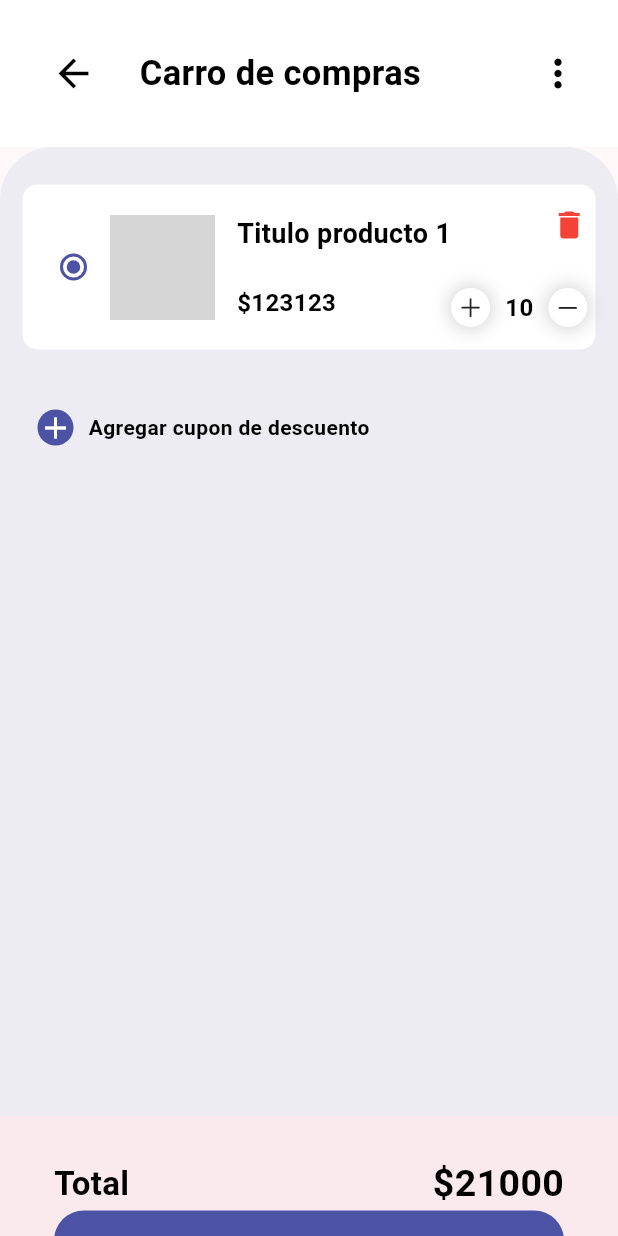
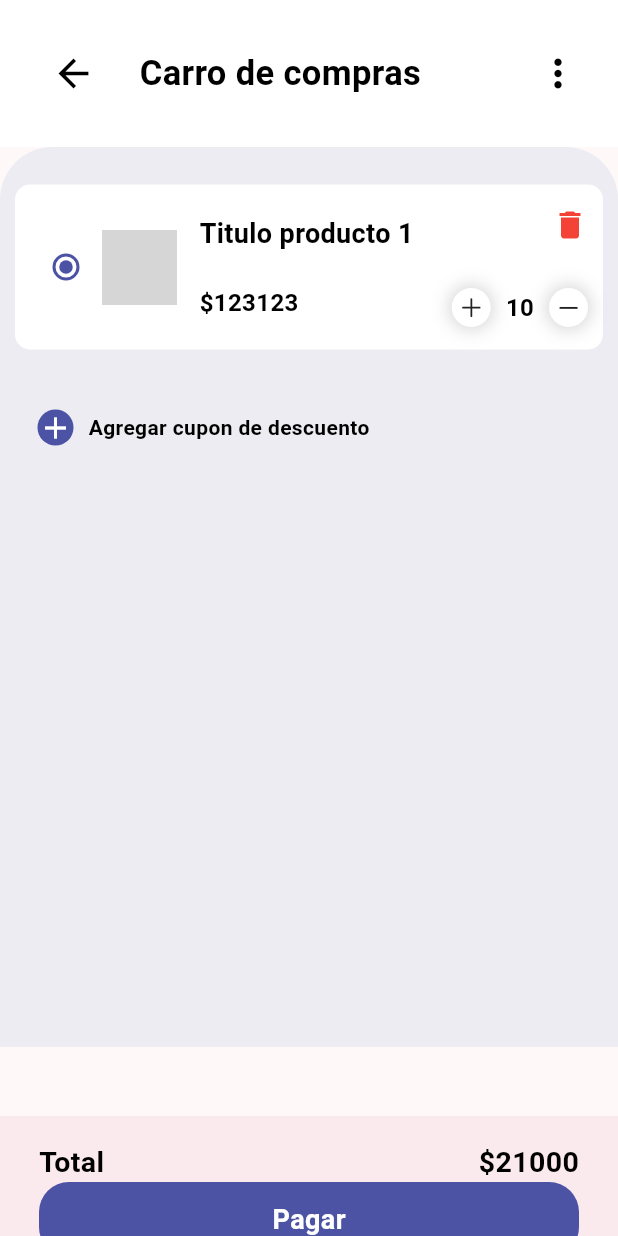
Before and after one commit to rceballos05/placesoft-app-ventas, a Flutter app: the CartPage screen opened by its route, on a phone screen of 412 x 824 dp. Run offline on Flutter 3.47's test engine with Material 3 defaults, Android fonts, the phone set to English and light mode, and no system bars; our stand-ins replace badges, curved_navigation_bar; missing offline and left inert: clippy_flutter; network calls fail; grey boxes are pictures that could not be loaded.

Commit message:
se modificaron algunas pantallas y se terminó la pantalla detalle producto

```diff
--- a/lib/pages/CartPage.dart
+++ b/lib/pages/CartPage.dart
@@ -14,7 +14,7 @@ class CartPage extends StatelessWidget {
         children: [
           CartAppBar(),
           Container(
-            height: 700,
+            height: 600,
             padding: EdgeInsets.only(top: 15),
             decoration: BoxDecoration(
               color: Color(0xFFEDECF2),
--- a/lib/pages/home_page.dart
+++ b/lib/pages/home_page.dart
@@ -86,7 +86,7 @@ class HomePage extends StatelessWidget {
       bottomNavigationBar: CurvedNavigationBar(
           onTap: (index) {},
           backgroundColor: Colors.transparent,
-          height: 70,
+          height: 60,
           color: Color(0xFF4C53A5),
           items: [
             Icon(
--- a/lib/widgets/CartBottomNavBar.dart
+++ b/lib/widgets/CartBottomNavBar.dart
@@ -6,8 +6,8 @@ class CartBottomNavBar extends StatelessWidget {
   Widget build(BuildContext context) {
     return BottomAppBar(
       child: Container(
-        padding: EdgeInsets.symmetric(horizontal: 20, vertical: 15),
-        height: 120,
+        padding: EdgeInsets.symmetric(horizontal: 10, vertical: 5),
+        height: 170,
         child: Column(
           mainAxisAlignment: MainAxisAlignment.spaceBetween,
           children: [
@@ -18,13 +18,13 @@ class CartBottomNavBar extends StatelessWidget {
                   "Total",
                   style: TextStyle(
                       color: Colors.black,
-                      fontSize: 22,
+                      fontSize: 19,
                       fontWeight: FontWeight.bold),
                 ),
                 Text(
                   "\$21000",
                   style: TextStyle(
-                      fontSize: 25,
+                      fontSize: 19,
                       fontWeight: FontWeight.bold,
                       color: Colors.black),
                 )
--- a/lib/widgets/cartItems.dart
+++ b/lib/widgets/cartItems.dart
@@ -8,7 +8,7 @@ class CartItems extends StatelessWidget {
       children: [
         Container(
           height: 110,
-          margin: EdgeInsets.symmetric(horizontal: 15, vertical: 10),
+          margin: EdgeInsets.symmetric(horizontal: 10, vertical: 10),
           padding: EdgeInsets.all(10),
           decoration: BoxDecoration(
             color: Colors.white,
@@ -23,8 +23,8 @@ class CartItems extends StatelessWidget {
                 onChanged: (index) {},
               ),
               Container(
-                height: 70,
-                width: 70,
+                height: 50,
+                width: 50,
                 margin: EdgeInsets.only(right: 15),
                 child: Image.network("https://picsum.photos/275/350"),
               ),
--- a/lib/widgets/productosWidget.dart
+++ b/lib/widgets/productosWidget.dart
@@ -11,7 +11,7 @@ class ProductWidget extends StatelessWidget {
       shrinkWrap: true,
       children: [
         Container(
-          padding: EdgeInsets.only(left: 15, right: 15, top: 10),
+          padding: EdgeInsets.only(left: 10, right: 10, top: 10),
           margin: EdgeInsets.symmetric(vertical: 8, horizontal: 10),
           decoration: BoxDecoration(
             color: Colors.white,
```
Also changed, not shown: lib/pages/producto_detalle_page.dart (+94 -4 lines), lib/widgets/DetalleProductoBottomNavBar.dart (added, +61 -0 lines).
